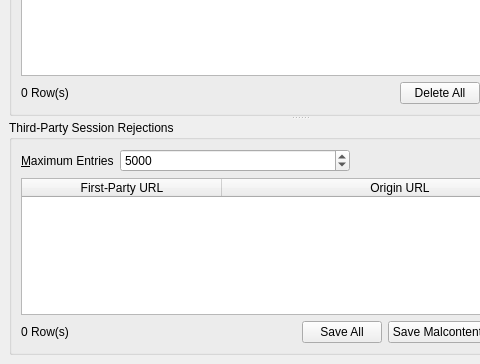
Old version of the form UI/dooble_accepted_or_blocked_domains.ui in the repository textbrowser/dooble; both pictures show x 0 to 480 and y 336 to 700 of the 600 by 700 pixel window.
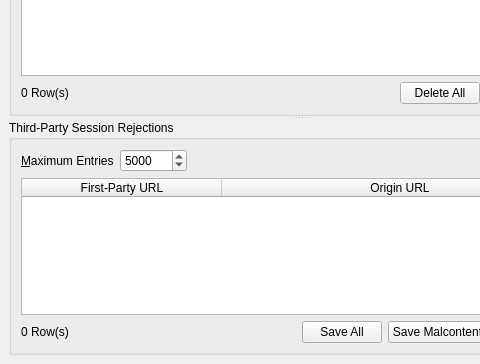
New version of the form. Icons and pictures are not drawn. Custom widgets are drawn as their Qt base class.

Commit message: Translations and widget widths.

```diff
--- a/UI/dooble_accepted_or_blocked_domains.ui
+++ b/UI/dooble_accepted_or_blocked_domains.ui
@@ -334,12 +334,6 @@
           </item>
           <item>
            <widget class="QSpinBox" name="maximum_session_rejections">
-            <property name="sizePolicy">
-             <sizepolicy hsizetype="MinimumExpanding" vsizetype="Fixed">
-              <horstretch>0</horstretch>
-              <verstretch>0</verstretch>
-             </sizepolicy>
-            </property>
             <property name="toolTip">
              <string>&lt;html&gt;&lt;head/&gt;&lt;body&gt;&lt;p&gt;Existing entries will not be affected if this value is changed.&lt;/p&gt;&lt;/body&gt;&lt;/html&gt;</string>
             </property>
```
The commit also changes 2 other files.
